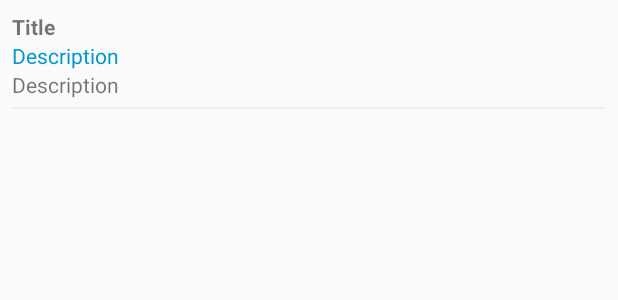
After one commit to cbedoya/jsonplaceholder-android, an Android app: the layout item_comment.xml on its own in the app's theme, with its tools: preview values and no code run, on a phone screen of 412 x 824 dp. The commit adds this screen. Shown: the top 300 px of the screen. Run offline under Robolectric (Android 15) with nearby library versions, the phone set to English and light mode, and no system bars.

Commit message:
Added comments api integration and UI

```diff
--- a/app/src/main/java/com/cbedoya/jsonplaceholder/di/AppModule.kt
+++ b/app/src/main/java/com/cbedoya/jsonplaceholder/di/AppModule.kt
@@ -2,6 +2,7 @@ package com.cbedoya.jsonplaceholder.di
 
 import android.app.Application
 import androidx.lifecycle.ViewModelProvider
+import com.cbedoya.jsonplaceholder.viewmodel.CommentsViewModelFactory
 import com.cbedoya.jsonplaceholder.viewmodel.PostsViewModelFactory
 import dagger.Module
 import dagger.Provides
@@ -17,4 +18,9 @@ class AppModule(val app: Application) {
     fun providePostsViewModelFactory(
         factory: PostsViewModelFactory
     ): ViewModelProvider.Factory = factory
+
+    @Provides
+    fun provideCommentsViewModelFactory(
+        factory: CommentsViewModelFactory
+    ): ViewModelProvider.Factory = factory
 }
--- a/app/src/main/java/com/cbedoya/jsonplaceholder/di/BuildersModule.kt
+++ b/app/src/main/java/com/cbedoya/jsonplaceholder/di/BuildersModule.kt
@@ -1,5 +1,6 @@
 package com.cbedoya.jsonplaceholder.di
 
+import com.cbedoya.jsonplaceholder.view.PostDetailActivity
 import com.cbedoya.jsonplaceholder.view.PostListActivity
 import dagger.Module
 import dagger.android.ContributesAndroidInjector
@@ -8,5 +9,8 @@ import dagger.android.ContributesAndroidInjector
 abstract class BuildersModule {
 
     @ContributesAndroidInjector
-    abstract fun contributeMainActivity(): PostListActivity
+    abstract fun contributePostListActivity(): PostListActivity
+
+    @ContributesAndroidInjector
+    abstract fun contributePostDetailActivity(): PostDetailActivity
 }
--- a/app/src/main/java/com/cbedoya/jsonplaceholder/networking/PostRepository.kt
+++ b/app/src/main/java/com/cbedoya/jsonplaceholder/networking/PostRepository.kt
@@ -11,17 +11,14 @@ class PostRepository @Inject constructor(val postService: PostService)  {
 
     fun allPosts(): LiveData<NetworkResult<List<PostModel>>> {
         return MutableLiveData<NetworkResult<List<PostModel>>>().apply {
-//            value = Running()
             postValue(Running())
             postService.allPosts().networkCall {
                 onSuccess = {
-//                    value = Success(it)
                     postValue(Success(it))
                     setPosts(it)
                 }
 
                 onFailure = {
-//                    value = Failure(it)
                     postValue(Failure(it))
                     setPosts(null)
                 }
--- a/app/src/main/java/com/cbedoya/jsonplaceholder/networking/PostService.kt
+++ b/app/src/main/java/com/cbedoya/jsonplaceholder/networking/PostService.kt
@@ -1,11 +1,16 @@
 package com.cbedoya.jsonplaceholder.networking
 
+import com.cbedoya.jsonplaceholder.model.CommentModel
 import com.cbedoya.jsonplaceholder.model.PostModel
 import kotlinx.coroutines.Deferred
 import retrofit2.Response
 import retrofit2.http.GET
+import retrofit2.http.Path
 
 interface PostService {
     @GET("/posts")
     fun allPosts(): Deferred<Response<List<PostModel>>>
+
+    @GET("/posts/{id}/comments")
+    fun allComments(@Path("id") postId: Int): Deferred<Response<List<CommentModel>>>
 }
--- a/app/src/main/java/com/cbedoya/jsonplaceholder/view/PostAdapter.kt
+++ b/app/src/main/java/com/cbedoya/jsonplaceholder/view/PostAdapter.kt
@@ -7,7 +7,7 @@ import com.cbedoya.jsonplaceholder.databinding.ItemPostBinding
 import com.cbedoya.jsonplaceholder.model.PostModel
 import com.cbedoya.jsonplaceholder.viewmodel.PostViewModel
 
-class PostAdapter(private val posts: List<PostModel>, private val clickListener: (PostViewModel) -> Unit): RecyclerView.Adapter<PostAdapter.PostViewHolder>() {
+class PostAdapter(private val posts: List<PostModel>, private val clickListener: (PostModel) -> Unit): RecyclerView.Adapter<PostAdapter.PostViewHolder>() {
     override fun onCreateViewHolder(parent: ViewGroup, viewType: Int): PostViewHolder {
         val inflater = LayoutInflater.from(parent.context)
         val binding = ItemPostBinding.inflate(inflater)
@@ -19,10 +19,10 @@ class PostAdapter(private val posts: List<PostModel>, private val clickListener:
     override fun onBindViewHolder(holder: PostViewHolder, position: Int) = holder.bind(posts[position], clickListener)
 
     inner class PostViewHolder(private val binding: ItemPostBinding) : RecyclerView.ViewHolder(binding.root) {
-        fun bind(post: PostModel, clickListener: (PostViewModel) -> Unit) {
+        fun bind(post: PostModel, clickListener: (PostModel) -> Unit) {
             val viewModel = PostViewModel(post.title, post.body)
             binding.post = viewModel
-            binding.root.setOnClickListener { clickListener(viewModel) }
+            binding.root.setOnClickListener { clickListener(post) }
             binding.executePendingBindings()
         }
     }
--- a/app/src/main/java/com/cbedoya/jsonplaceholder/view/PostListActivity.kt
+++ b/app/src/main/java/com/cbedoya/jsonplaceholder/view/PostListActivity.kt
@@ -37,9 +37,9 @@ class PostListActivity : AppCompatActivity() {
 
     }
 
-    private fun postItemClicked(post: PostViewModel) {
+    private fun postItemClicked(post: PostModel) {
         val intent = Intent(this, PostDetailActivity::class.java)
-        intent.putExtra("post", post)
+        intent.putExtra("post_id", post.id)
         startActivity(intent)
     }
 
--- /dev/null
+++ b/app/src/main/res/layout/item_comment.xml
@@ -0,0 +1,46 @@
+<?xml version="1.0" encoding="utf-8"?>
+<layout xmlns:android="http://schemas.android.com/apk/res/android"
+    xmlns:tools="http://schemas.android.com/tools">
+
+    <data>
+
+        <variable
+            name="comment"
+            type="com.cbedoya.jsonplaceholder.viewmodel.CommentViewModel" />
+    </data>
+
+    <LinearLayout
+        android:layout_width="match_parent"
+        android:layout_height="wrap_content"
+        android:padding="8dp"
+        android:orientation="vertical">
+
+        <TextView
+            android:id="@+id/commentTitle"
+            android:layout_width="match_parent"
+            android:layout_height="wrap_content"
+            android:text="@{comment.name}"
+            android:textStyle="bold"
+            tools:text="Title" />
+
+        <TextView
+            android:id="@+id/commentEmail"
+            android:layout_width="match_parent"
+            android:layout_height="wrap_content"
+            android:text="@{comment.email}"
+            android:textColor="@android:color/holo_blue_dark"
+            tools:text="Description"/>
+
+        <TextView
+            android:id="@+id/commentBody"
+            android:layout_width="match_parent"
+            android:layout_height="wrap_content"
+            android:text="@{comment.body}"
+            tools:text="Description"/>
+        <View
+            android:layout_width="match_parent"
+            android:layout_height="1dp"
+            android:layout_marginTop="5dp"
+            android:background="#F0F0F0"/>
+    </LinearLayout>
+</layout>
```
Also changed, not shown: app/src/main/java/com/cbedoya/jsonplaceholder/model/CommentModel.kt (added, +18 -0 lines), app/src/main/java/com/cbedoya/jsonplaceholder/networking/CommentRepository.kt (added, +32 -0 lines), app/src/main/java/com/cbedoya/jsonplaceholder/view/CommentAdapter.kt (added, +28 -0 lines), app/src/main/java/com/cbedoya/jsonplaceholder/view/PostDetailActivity.kt (+34 -3 lines), app/src/main/java/com/cbedoya/jsonplaceholder/viewmodel/CommentListViewModel.kt (added, +35 -0 lines), app/src/main/java/com/cbedoya/jsonplaceholder/viewmodel/CommentViewModel.kt (added, +7 -0 lines), app/src/main/java/com/cbedoya/jsonplaceholder/viewmodel/CommentsViewModelFactory.kt (added, +16 -0 lines), app/src/main/java/com/cbedoya/jsonplaceholder/viewmodel/PostViewModel.kt (+1 -29 lines), app/src/main/res/layout/activity_post_detail.xml (+19 -16 lines).
